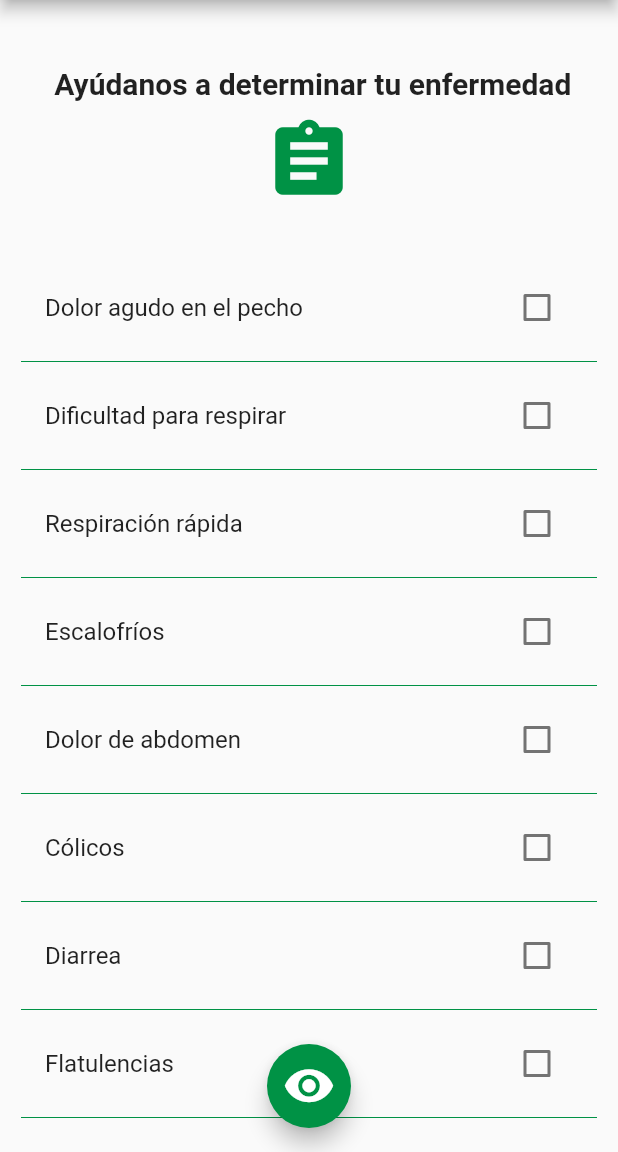
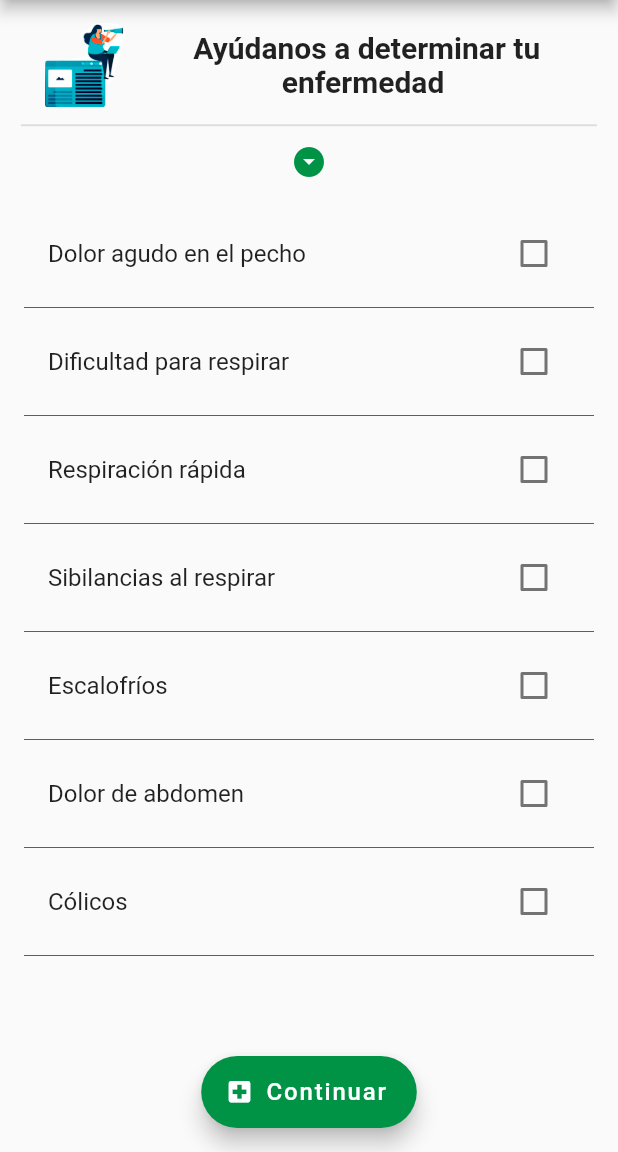
Before and after one commit to JamesTovarR04/HandDoc, a Flutter app: the ReportSymptomsPage screen opened by its route, on a phone screen of 412 x 824 dp, the part 84-1236 px from its top. Run offline on Flutter 3.47's test engine with Material 2 defaults, Android fonts, the phone set to English and light mode, and no system bars; our stand-ins replace sqflite, wave; accounts and stored records are empty.

Commit message:
Pagina de reporte de sintomas, medicamento, BD, dialogo

```diff
--- a/lib/src/classes/user.dart
+++ b/lib/src/classes/user.dart
@@ -10,6 +10,7 @@ class User {
   String birthday;
   double height;
   double weight;
+  int disease;
 
   User({
     this.id,
@@ -23,6 +24,7 @@ class User {
     this.birthday,
     this.height,
     this.weight,
+    this.disease,
   });
 
   factory User.fromJson(Map<String, dynamic> json) {
@@ -38,6 +40,7 @@ class User {
       birthday: json['birthday'],
       height: json['height'],
       weight: json['weight'],
+      disease: json['disease'],
     );
   }
 
@@ -54,6 +57,7 @@ class User {
       'birthday': birthday,
       'height': height,
       'weight': weight,
+      'disease': disease,
     };
   }
 }
--- a/lib/src/pages/home_page.dart
+++ b/lib/src/pages/home_page.dart
@@ -163,7 +163,7 @@ class _HomePageState extends State<HomePage> {
                 Padding(
                   padding: EdgeInsets.all(10.0),
                   child: Text(
-                    '¿Necesitas asistencia medica en este momento?',
+                    '¿Necesitas asistencia médica en este momento?',
                     textAlign: TextAlign.center,
                     style: TextStyle(
                       fontSize: 16.0,
--- a/lib/src/pages/login_page.dart
+++ b/lib/src/pages/login_page.dart
@@ -5,7 +5,6 @@ import 'package:hand_doc/src/design/animations.dart';
 import 'package:hand_doc/src/pages/profile_page.dart';
 import 'package:hand_doc/src/pages/signup_page.dart';
 import 'package:hand_doc/src/utils/access_util.dart';
-import 'package:hand_doc/src/pages/triage_page.dart';
 
 import 'home_page.dart';
 
--- a/lib/src/pages/report_symptoms_page.dart
+++ b/lib/src/pages/report_symptoms_page.dart
@@ -1,5 +1,8 @@
 import 'package:flutter/material.dart';
+import 'package:hand_doc/src/classes/user.dart';
+import 'package:hand_doc/src/providers/custom_dialog.dart';
 import 'package:hand_doc/src/providers/menu_provider.dart';
+import 'package:hand_doc/src/utils/DB_util.dart';
 
 class ReportSymptomsPage extends StatefulWidget {
   final route = 'report/';
@@ -10,31 +13,50 @@ class ReportSymptomsPage extends StatefulWidget {
 }
 
 class _ReportSymptomsPageState extends State<ReportSymptomsPage> {
-  List<bool> _checkbox = new List<bool>(18);
+  List<bool> _checkbox = new List<bool>(16);
+  List<String> symptoms = new List<String>(16);
+  //----------------------------------------------------------------------------
+  User _user = new User();
   //----------------------------------------------------------------------------
   @override
   void initState() {
     super.initState();
+    // Initializing values for list checkbox bool validation
 
-    _checkbox[0] = false;
-    _checkbox[1] = false;
-    _checkbox[2] = false;
-    _checkbox[3] = false;
-    _checkbox[4] = false;
+    setState(() {
+      for (var i = 0; i < _checkbox.length; i++) {
+        _checkbox[i] = false;
+      }
 
-    _checkbox[5] = false;
-    _checkbox[6] = false;
-    _checkbox[7] = false;
-    _checkbox[8] = false;
-    _checkbox[9] = false;
-
-    _checkbox[10] = false;
-    _checkbox[11] = false;
-    _checkbox[12] = false;
-    _checkbox[13] = false;
-    _checkbox[14] = false;
-    _checkbox[15] = false;
-    _checkbox[16] = false;
+      symptoms = [
+        "Dolor agudo en el pecho",
+        "Dificultad para respirar",
+        "Respiración rápida",
+        "Sibilancias al respirar",
+        //------------------
+        "Escalofríos",
+        "Dolor de abdomen",
+        "Cólicos",
+        "Diarrea",
+        //------------------
+        "Dolor en las articulaciones",
+        "Dolor en la parte posterior de los ojos",
+        "Erupciones o manchas rojas",
+        "Facilidad para desarrollar hematomas",
+        //------------------
+        "Tos con flema, seca o crónica",
+        "Congestión nasal",
+        "Dificultad para respirar",
+        "Dolor de garganta",
+      ];
+      //------------------------------------------------------------------------
+      DBUtil.readUser().then((user) {
+        if (user.length > 0)
+          setState(() {
+            _user = user[0];
+          });
+      });
+    });
   }
 
   //----------------------------------------------------------------------------
@@ -50,74 +72,112 @@ class _ReportSymptomsPageState extends State<ReportSymptomsPage> {
         title: Text("Síntomas"),
       ),
       body: SingleChildScrollView(
-        child: _itemsSymptoms(),
+        child: Column(
+          children: [
+            _itemsSymptoms(),
+            Container(
+              height: MediaQuery.of(context).size.height / 1.55,
+              padding: EdgeInsets.all(16.0),
+              child: ListView.builder(
+                itemCount: symptoms.length,
+                itemBuilder: (context, index) {
+                  return _listSymptomTile(symptoms[index], index);
+                },
+              ),
+            ),
+          ],
+        ),
+      ),
+      floatingActionButton: FloatingActionButton.extended(
+        backgroundColor: Theme.of(context).primaryColor,
+        onPressed: () async {
+          // Update atribute disease
+          setState(() {
+            _user.disease = _determineDisease() + 1;
+          });
+
+          try {
+            if (await DBUtil.updateUser(_user) == 1) {
+              showDialog(
+                context: context,
+                builder: (BuildContext context) => CustomDialog(
+                  title: '¡Recibido el reporte!',
+                  description:
+                      "Se ha recibido tu diagnóstico, de inmediato te vamos a redirijir a la pantalla donde podrás observar la formulación médica recomendada.",
+                  buttonText: "Aceptar",
+                  color: Theme.of(context).primaryColor,
+                  urlImage: 'assets/data/image/medicamentos.png',
+                ),
+              );
+            }
+          } catch (e) {
+            print("Error " + e.toString());
+          }
+        },
+        tooltip: 'Continuar',
+        label: Text(
+          'Continuar',
+          style: TextStyle(fontSize: 16.0),
+        ),
+        icon: Icon(
+          Icons.local_hospital,
+          size: 19.0,
+        ),
       ),
       floatingActionButtonLocation: FloatingActionButtonLocation.centerFloat,
-      floatingActionButton: FloatingActionButton(
-        child: Icon(
-          Icons.remove_red_eye,
-          size: 35.0,
-        ),
-        backgroundColor: Theme.of(context).primaryColor,
-        onPressed: () {},
-      ),
     );
   }
 
   Widget _itemsSymptoms() {
     return Padding(
-      padding: const EdgeInsets.all(14.0),
+      padding: const EdgeInsets.symmetric(horizontal: 14.0, vertical: 5.0),
       child: Column(
         mainAxisAlignment: MainAxisAlignment.spaceEvenly,
         crossAxisAlignment: CrossAxisAlignment.stretch,
         children: [
-          SizedBox(height: 30.0),
-          Text(
-            " Ayúdanos a determinar tu enfermedad ",
-            textAlign: TextAlign.center,
-            style: TextStyle(
-              fontWeight: FontWeight.bold,
-              fontSize: 20.0,
+          SizedBox(height: 10.0),
+          ListTile(
+            title: Text(
+              " Ayúdanos a determinar tu enfermedad ",
+              textAlign: TextAlign.center,
+              style: TextStyle(
+                fontWeight: FontWeight.bold,
+                fontSize: 20.0,
+              ),
+            ),
+            leading: Image.asset(
+              'assets/data/image/helpus.png',
+              height: 80.0,
             ),
           ),
-          SizedBox(height: 10.0),
+          Divider(
+            thickness: 1.2,
+            height: 25.0,
+          ),
           Icon(
-            Icons.assignment,
-            size: 60.0,
+            Icons.arrow_drop_down_circle,
             color: Theme.of(context).primaryColor,
           ),
-          SizedBox(height: 40.0),
-          _listSymptom("Dolor agudo en el pecho", 0),
-          _listSymptom("Dificultad para respirar", 1),
-          _listSymptom("Respiración rápida", 2),
-          _listSymptom("Escalofríos", 3),
-          //-------------------------------------
-          _listSymptom("Dolor de abdomen", 4),
-          _listSymptom("Cólicos", 5),
-          _listSymptom("Diarrea", 6),
-          _listSymptom("Flatulencias", 7),
-          _listSymptom("Dolor de cabeza", 8),
-          //-------------------------------------
-          _listSymptom("Dolor en las articulaciones", 9),
-          _listSymptom("Dolor en la parte posterior de los ojos", 10),
-          _listSymptom("Erupciones o manchas rojas", 11),
-          _listSymptom("Facilidad para desarrollar hematomas", 12),
-          //-------------------------------------
-          _listSymptom("Tos con flema, seca o crónica", 13),
-          _listSymptom("Congestión nasal", 14),
-          _listSymptom("Dificultad para respirar", 15),
-          _listSymptom("Dolor de garganta", 16),
-
-          SizedBox(height: 65.0),
         ],
       ),
     );
   }
 
-  Widget _listSymptom(String symptom, int i) {
+  Widget _listSymptomTile(String symptom, int i) {
     return Column(
       children: [
         ListTile(
+          onTap: () {
+            if (_checkbox[i]) {
+              setState(() {
+                _checkbox[i] = false;
+              });
+            } else {
+              setState(() {
+                _checkbox[i] = true;
+              });
+            }
+          },
           title: Text(symptom),
           trailing: Checkbox(
             value: _checkbox[i],
@@ -134,4 +194,40 @@ class _ReportSymptomsPageState extends State<ReportSymptomsPage> {
       ],
     );
   }
+
+  int _determineDisease() {
+    List<int> cuarto = new List<int>(4);
+
+    cuarto[0] = 0;
+    cuarto[1] = 0;
+    cuarto[2] = 0;
+    cuarto[3] = 0;
+
+    for (var i = 0; i < _checkbox.length; i++) {
+      if (i >= 0 && i < 3) {
+        if (_checkbox[i]) cuarto[0]++;
+      }
+      if (i >= 3 && i < 7) {
+        if (_checkbox[i]) cuarto[1]++;
+      }
+      if (i >= 7 && i < 11) {
+        if (_checkbox[i]) cuarto[2]++;
+      }
+      if (i >= 11 && i < 15) {
+        if (_checkbox[i]) cuarto[3]++;
+      }
+    }
+
+    var max = 0;
+    var position = 0;
+
+    for (var i = 0; i < 4; i++) {
+      if (cuarto[i] > max) {
+        max = cuarto[i];
+        position = i;
+      }
+    }
+
+    return position;
+  }
 }
--- a/lib/src/providers/menu_provider.dart
+++ b/lib/src/providers/menu_provider.dart
@@ -1,6 +1,7 @@
 import 'package:flutter/material.dart';
 import 'package:hand_doc/src/pages/home_page.dart';
 import 'package:hand_doc/src/pages/login_page.dart';
+import 'package:hand_doc/src/pages/medicine_page.dart';
 import 'package:hand_doc/src/pages/profile_page.dart';
 import 'package:hand_doc/src/utils/access_util.dart';
 
@@ -24,6 +25,8 @@ class Menu {
         ),
         _itemList(Icons.home, "Inicio", context, HomePage().route),
         _itemList(Icons.person, "Perfil", context, ProfilePage().route),
+        _itemList(
+            Icons.assignment_ind, "Fórmula", context, MedicinePage().route),
         Padding(
           padding: const EdgeInsets.all(8.0),
           child: Divider(
--- a/lib/src/routes/routes.dart
+++ b/lib/src/routes/routes.dart
@@ -1,6 +1,7 @@
 import 'package:flutter/material.dart';
 import 'package:hand_doc/src/pages/home_page.dart';
 import 'package:hand_doc/src/pages/login_page.dart';
+import 'package:hand_doc/src/pages/medicine_page.dart';
 import 'package:hand_doc/src/pages/profile_page.dart';
 import 'package:hand_doc/src/pages/report_symptoms_page.dart';
 import 'package:hand_doc/src/pages/signup_page.dart';
@@ -16,5 +17,6 @@ Map<String, WidgetBuilder> getApplicationRoutes() {
     HomePage().route: (context) => HomePage(),
     ReportSymptomsPage().route: (context) => ReportSymptomsPage(),
     TriagePage().route: (context) => TriagePage(),
+    MedicinePage().route: (context) => MedicinePage(),
   };
 }
```
Also changed, not shown: lib/src/pages/medicine_page.dart (added, +264 -0 lines), lib/src/pages/signup_page.dart (+9 -4 lines), lib/src/pages/triage_page.dart (+4 -3 lines), lib/src/providers/custom_dialog.dart (+5 -3 lines), lib/src/utils/DB_util.dart (+7 -3 lines), lib/src/utils/access_util.dart (+9 -5 lines), assets/data/image/diagnostic.jpg (added), assets/data/image/healthy.jpg (added), assets/data/image/helpus.png (added), assets/data/image/medicamentos.png (added).
